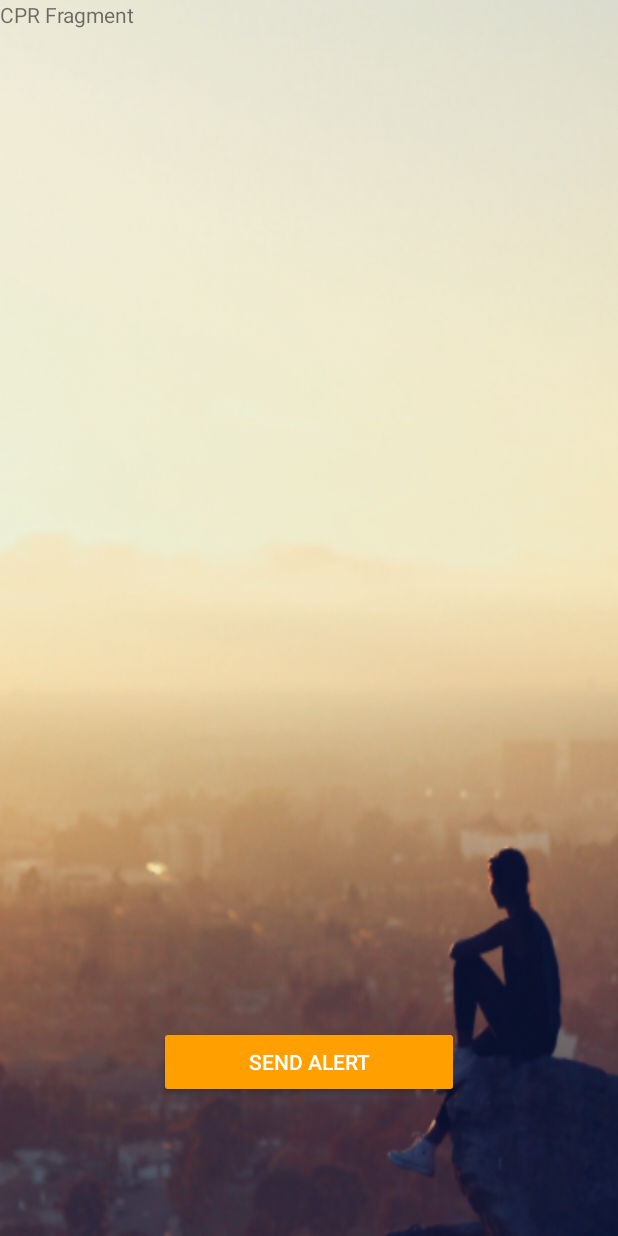
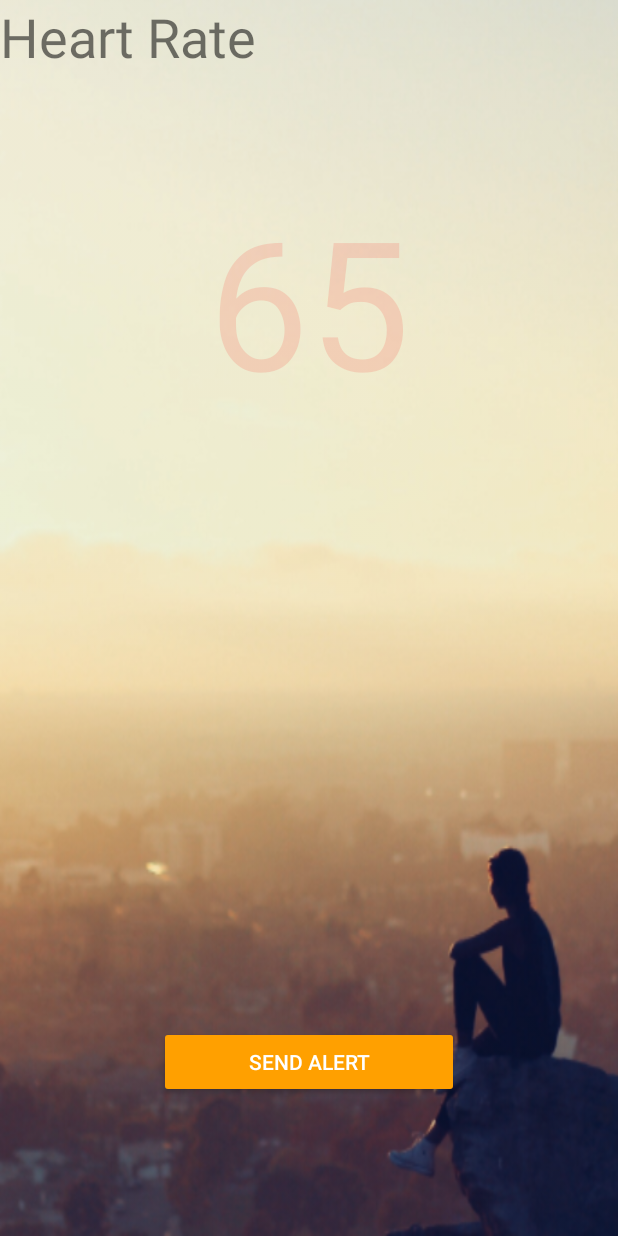
Before and after one commit to cbonoz/inventathon_ekg, an Android app: the fragment CPRFragment placed in its activity, after a tap on "SEND ALERT", on a phone screen of 412 x 824 dp. Run offline under Robolectric (Android 15) with nearby library versions, the light colour scheme and no system bars; our stand-ins replace Firebase (no records; nobody signed in at launch, a user with empty details on screens opened directly); 1 statement that could not run was skipped.

Commit message:
Refine voice and text message

```diff
--- a/app/src/main/java/com/ekg/www/inventathon/MainActivity.java
+++ b/app/src/main/java/com/ekg/www/inventathon/MainActivity.java
@@ -13,7 +13,6 @@ import com.ekg.www.inventathon.auth.AuthUser;
 import com.ekg.www.inventathon.fragments.CPRFragment;
 import com.ekg.www.inventathon.fragments.DefibrillatorMapsFragment;
 import com.ekg.www.inventathon.fragments.HomeFragment;
-import com.ekg.www.inventathon.services.BTService;
 import com.google.android.gms.auth.api.Auth;
 import com.google.android.gms.auth.api.signin.GoogleSignInAccount;
 import com.google.android.gms.auth.api.signin.GoogleSignInOptions;
@@ -56,6 +55,10 @@ public class MainActivity extends FragmentActivity implements
         mSavedInstanceState = savedInstanceState;
         Log.d(TAG, "mainactivity onCreate");
 
+
+        // TODO: Ensure user is logged in before accessing this activity.
+        setContentView(R.layout.activity_main);
+
         GoogleSignInOptions gso = new GoogleSignInOptions.Builder(GoogleSignInOptions.DEFAULT_SIGN_IN)
                 .requestIdToken(getString(R.string.default_web_client_id))
                 .requestEmail()
@@ -85,22 +88,19 @@ public class MainActivity extends FragmentActivity implements
 
                 }
 
-                // [END_EXCLUDE]
             }
         };
-
-
-
-
-        setContentView(R.layout.activity_main);
 
         if (savedInstanceState == null) {
             Log.d(TAG, "Starting home fragment");
             getSupportFragmentManager().beginTransaction()
                     .add(R.id.fragment_container, homeFragment).commit();
         }
-        heartIntent = new Intent(this, BTService.class);
-        startService(heartIntent);
+
+//        heartIntent = new Intent(this, BTService.class);
+//        startService(heartIntent);
+
+
     }
 
     // [START on_start_add_listener]
@@ -125,7 +125,7 @@ public class MainActivity extends FragmentActivity implements
     @Override
     public void onDestroy() {
         super.onDestroy();
-        stopService(heartIntent);
+//        stopService(heartIntent);
     }
 
     // [START onactivityresult]
@@ -180,6 +180,7 @@ public class MainActivity extends FragmentActivity implements
                 });
     }
     // [END auth_with_google]
+
 
     public void updateFragment(int fragmentNumber) {
         Log.d(TAG, "updateFragment");
--- a/app/src/main/java/com/ekg/www/inventathon/bluetooth/BTSocket.java
+++ b/app/src/main/java/com/ekg/www/inventathon/bluetooth/BTSocket.java
@@ -51,7 +51,6 @@ public class BTSocket {
         setDevice(device);
     }
 
-
     public BTSocket(Context c) {
         context = c;
         uuid =  UUID.fromString("00001101-0000-1000-8000-00805F9B34FB");
@@ -96,6 +95,9 @@ public class BTSocket {
                 }
                 catch (Exception e2) {
                     Log.e(TAG, "Couldn't establish Bluetooth connection! Setting mmDevice to null");
+                    // broadcast a custom intent.
+
+                    System.out.println("intent Received");
                     mmDevice = null;
                 }
             } else {
--- a/app/src/main/java/com/ekg/www/inventathon/fragments/CPRFragment.java
+++ b/app/src/main/java/com/ekg/www/inventathon/fragments/CPRFragment.java
@@ -1,7 +1,9 @@
 package com.ekg.www.inventathon.fragments;
 
 import android.content.Context;
+import android.graphics.Color;
 import android.os.Bundle;
+import android.os.Handler;
 import android.os.Vibrator;
 import android.speech.tts.TextToSpeech;
 import android.support.v4.app.Fragment;
@@ -11,14 +13,19 @@ import android.view.LayoutInflater;
 import android.view.View;
 import android.view.ViewGroup;
 import android.widget.Button;
+import android.widget.TextView;
 import android.widget.Toast;
 
 import com.ekg.www.inventathon.R;
+import com.google.android.gms.maps.model.LatLng;
 
 import java.util.Arrays;
 import java.util.List;
 import java.util.Locale;
+import java.util.Timer;
+import java.util.TimerTask;
 
+import static android.R.attr.alpha;
 import static com.google.android.gms.wearable.DataMap.TAG;
 
 /**
@@ -26,14 +33,18 @@ import static com.google.android.gms.wearable.DataMap.TAG;
  * Activities that contain this fragment must implement the
  */
 public class CPRFragment extends Fragment {
-
-
     private Vibrator v;
     private TextToSpeech t1;
 
     private Button cardiacButton;
+    private TextView heartTextView;
+    private static final String name = "Chris";
+    private LatLng userLocation = new LatLng(-105, 54);
 
-    private static final String CPR_HELP_TEXT = "Cardiac Arrest. Please Check Phone.";
+    private final String CPR_VOICE_MESSAGE = "I may be in trouble, Check my phone to help.";
+    private final String CPR_TEXT_MESSAGE =
+            name + " may need help. Current has a critically low heart rate, at location: "
+                    + userLocation.toString();
     private static final List<String> PHONE_NUMBERS = Arrays.asList("5109266842", "8189160713");
     private static final int VIBRATE_DURATION_MS = 500;
 
@@ -57,11 +68,67 @@ public class CPRFragment extends Fragment {
         }
     }
 
+    private Timer timer;
+    private TimerTask timerTask;
+
+    public void onPause(){
+        super.onPause();
+        stopTimer();
+    }
+
+    private boolean timerStarted = false;
+    private final int ONE_SEC = 1000;
+    private int lastHeartValue = 65;
+
+    private Handler handler = new Handler();
+
+    private Runnable runnable = new Runnable() {
+        @Override
+        public void run() {
+            if (Math.random() > .5) {
+                lastHeartValue++;
+            } else {
+                lastHeartValue--;
+            }
+            if (lastHeartValue > 70) {
+                lastHeartValue = 70;
+            } else if (lastHeartValue < 60) {
+                lastHeartValue = 60;
+            }
+            heartTextView.setText(lastHeartValue + "");
+            handler.postDelayed(this, ONE_SEC);
+        }
+    };
+
+
+
+
+    private void startTimer() {
+        if (!timerStarted) {
+            handler.postDelayed(runnable, ONE_SEC);
+        }
+    }
+
+    private void stopTimer() {
+        if (timerStarted) {
+            handler.removeCallbacks(runnable);
+        }
+    }
+
+    private void toggleTimer() {
+        if (timerStarted) {
+            stopTimer();
+        } else {
+            startTimer();
+        }
+    }
+
+
     private void alertAndVibrateAndText() {
-        Toast.makeText(getActivity(), CPR_HELP_TEXT,Toast.LENGTH_SHORT).show();
-        t1.speak(CPR_HELP_TEXT, TextToSpeech.QUEUE_FLUSH, null);
+        Toast.makeText(getActivity(), CPR_VOICE_MESSAGE,Toast.LENGTH_SHORT).show();
+        t1.speak(CPR_VOICE_MESSAGE, TextToSpeech.QUEUE_FLUSH, null);
         v.vibrate(VIBRATE_DURATION_MS);
-        sendTextMessage(PHONE_NUMBERS, CPR_HELP_TEXT);
+        sendTextMessage(PHONE_NUMBERS, CPR_VOICE_MESSAGE);
     }
     @Override
     public void onCreate(Bundle savedInstanceState) {
@@ -69,17 +136,16 @@ public class CPRFragment extends Fragment {
 
     }
 
-
     @Override
     public View onCreateView(LayoutInflater inflater, ViewGroup container,
                              Bundle savedInstanceState) {
+        final View cprView = inflater.inflate(R.layout.fragment_cpr, container, false);
 
-        View cprView = inflater.inflate(R.layout.fragment_cpr, container, false);
         t1 = new TextToSpeech(getActivity(), new TextToSpeech.OnInitListener() {
             @Override
             public void onInit(int status) {
                 if(status != TextToSpeech.ERROR) {
-                    t1.setLanguage(Locale.UK);
+                    t1.setLanguage(Locale.US);
                 }
             }
         });
@@ -90,14 +156,21 @@ public class CPRFragment extends Fragment {
             @Override
             public void onClick(View v) {
                 Log.d(TAG, "cardiac button clicked");
+                toggleTimer();
                 alertAndVibrateAndText();
             }
         });
 
+        heartTextView = (TextView) cprView.findViewById(R.id.heart_text_view);
+        heartTextView.setTextColor(Color.argb(alpha, 255, 0, 0));
+        heartTextView.setText("0");
+
+        timer = new Timer();
+        timerStarted = false;
+        startTimer();
 
         // Inflate the layout for this fragment
         return cprView;
-
     }
 
 }
--- a/app/src/main/java/com/ekg/www/inventathon/services/BTService.java
+++ b/app/src/main/java/com/ekg/www/inventathon/services/BTService.java
@@ -18,12 +18,10 @@ public class BTService extends Service {
 
     @Override
     public IBinder onBind(Intent intent) {
-
         btSocket = new BTSocket(this);
         if (btSocket.openConn()) {
             btSocket.beginListen();
         }
-
         return null;
     }
 
--- a/app/src/main/res/layout/fragment_cpr.xml
+++ b/app/src/main/res/layout/fragment_cpr.xml
@@ -9,7 +9,19 @@
     <TextView
         android:layout_width="match_parent"
         android:layout_height="match_parent"
-        android:text="CPR Fragment" />
+        android:text="Heart Rate"
+        android:textSize="36dp" />
+
+    <!--<Button-->
+        <!--android:id="@+id/timer_button"-->
+        <!--android:layout_width="200dp"-->
+        <!--android:layout_height="wrap_content"-->
+        <!--android:layout_weight="1"-->
+        <!--android:text="Toggle"-->
+        <!--android:theme="@style/ThemeOverlay.MyDarkButton"-->
+        <!--android:layout_marginBottom="192dp"-->
+        <!--android:layout_alignParentBottom="true"-->
+        <!--android:layout_centerHorizontal="true" />-->
 
     <Button
         android:id="@+id/cardiac_button"
@@ -22,5 +34,16 @@
         android:layout_alignParentBottom="true"
         android:layout_centerHorizontal="true" />
 
+    <TextView
+        android:id="@+id/heart_text_view"
+        android:layout_width="match_parent"
+        android:layout_marginTop="100dp"
+        android:gravity="center"
+        android:layout_height="200dp"
+        android:textColor="@android:color/black"
+        android:textSize="120sp"
+        android:text="XX"
+        android:layout_alignParentTop="true" />
+
 
 </RelativeLayout>
--- a/app/src/main/res/layout/fragment_main.xml
+++ b/app/src/main/res/layout/fragment_main.xml
@@ -39,7 +39,7 @@
         android:layout_width="200dp"
         android:layout_height="wrap_content"
         android:layout_weight="1"
-        android:text="Debribrillator Map"
+        android:text="Defibrillator Map"
         android:theme="@style/ThemeOverlay.MyDarkButton"
         android:layout_centerVertical="true"
         android:layout_alignStart="@+id/cpr_help_button" />
```
Also changed, not shown: app/src/main/AndroidManifest.xml (+6 -5 lines), app/src/main/res/layout/fragment_defibrillator_maps.xml (+9 -9 lines), app/src/main/res/drawable/ucla_map_scaled.png.
